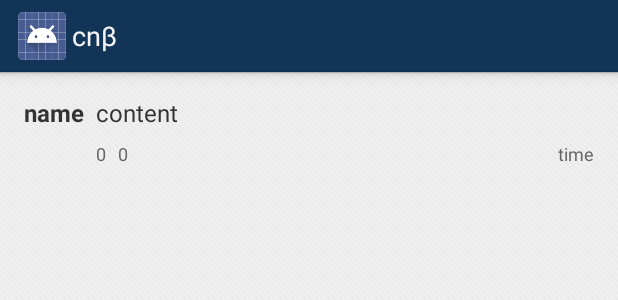
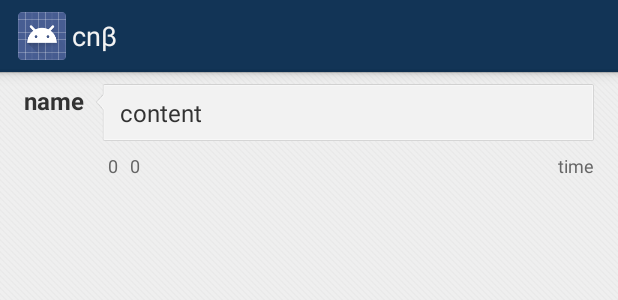
Before and after one commit to kyze8439690/cnbeta, an Android app: the layout view_commentlistitem.xml on its own in the app's theme, with its tools: preview values and no code run, on a phone screen of 412 x 824 dp. Shown: the top 300 px of the screen. Run offline under Robolectric (Android 15) with nearby library versions, the phone set to English and light mode, and no system bars.

Commit message:
v1.0.1 release

```diff
--- a/build.gradle
+++ b/build.gradle
@@ -22,8 +22,8 @@ android {
     defaultConfig {
         minSdkVersion 14
         targetSdkVersion 19
-        versionCode 1
-        versionName "v1.0.0"
+        versionCode 2
+        versionName "v1.0.1"
     }
 
     signingConfigs {
--- a/src/main/java/com/yugy/cnbeta/Conf.java
+++ b/src/main/java/com/yugy/cnbeta/Conf.java
@@ -5,6 +5,6 @@ package com.yugy.cnbeta;
  */
 public class Conf {
 
-    public static final boolean DEBUG = true;
+    public static final boolean DEBUG = false;
     public static final String LOG_TAG = "Cnbeta";
 }
--- a/src/main/java/com/yugy/cnbeta/ui/view/NotifyingScrollView.java
+++ b/src/main/java/com/yugy/cnbeta/ui/view/NotifyingScrollView.java
@@ -5,13 +5,15 @@ import android.os.Build;
 import android.util.AttributeSet;
 import android.widget.ScrollView;
 
+import com.nostra13.universalimageloader.core.ImageLoader;
+import com.nostra13.universalimageloader.core.assist.PauseOnScrollListener;
+
 /**
  * @author Cyril Mottier with modifications from Manuel Peinado
  */
 public class NotifyingScrollView extends ScrollView {
     // Edge-effects don't mix well with the translucent action bar in Android 2.X
     private boolean mDisableEdgeEffects = true;
-
     /**
      * @author Cyril Mottier
      */
--- a/src/main/res/layout/view_commentlistitem.xml
+++ b/src/main/res/layout/view_commentlistitem.xml
@@ -3,7 +3,7 @@
 <RelativeLayout xmlns:android="http://schemas.android.com/apk/res/android"
               android:layout_width="match_parent"
               android:layout_height="wrap_content"
-              android:padding="16dp">
+              android:padding="8dp">
 
     <TextView
         android:id="@+id/commentlist_item_name"
@@ -12,16 +12,23 @@
         android:text="name"
         android:maxWidth="80dp"
         android:textSize="16sp"
+        android:layout_marginLeft="8dp"
         android:textStyle="bold"/>
 
     <TextView
         android:id="@+id/commentlist_item_content"
         android:layout_width="match_parent"
         android:layout_height="wrap_content"
+        android:background="@drawable/bg_comment_frame_horizental"
+        android:layout_toRightOf="@id/commentlist_item_name"
         android:text="content"
         android:textSize="16sp"
-        android:layout_toRightOf="@id/commentlist_item_name"
+        android:paddingLeft="16dp"
+        android:paddingRight="16dp"
+        android:paddingTop="8dp"
+        android:paddingBottom="8dp"
         android:layout_marginLeft="8dp"
+        android:layout_marginRight="8dp"
         />
 
     <TextView
@@ -33,6 +40,7 @@
         android:layout_below="@id/commentlist_item_content"
         android:layout_marginTop="8dp"
         android:layout_alignLeft="@id/commentlist_item_content"
+        android:layout_marginLeft="8dp"
         android:textColor="#666"
         />
 
@@ -56,7 +64,7 @@
         android:text="time"
         android:layout_below="@id/commentlist_item_content"
         android:layout_marginTop="8dp"
-        android:layout_alignParentRight="true"
+        android:layout_alignRight="@id/commentlist_item_content"
         android:textSize="12sp"
         android:textColor="#666"
         />
```
Also changed, not shown: src/main/res/drawable-xhdpi/bg_comment_frame_horizental.9.png (added).
